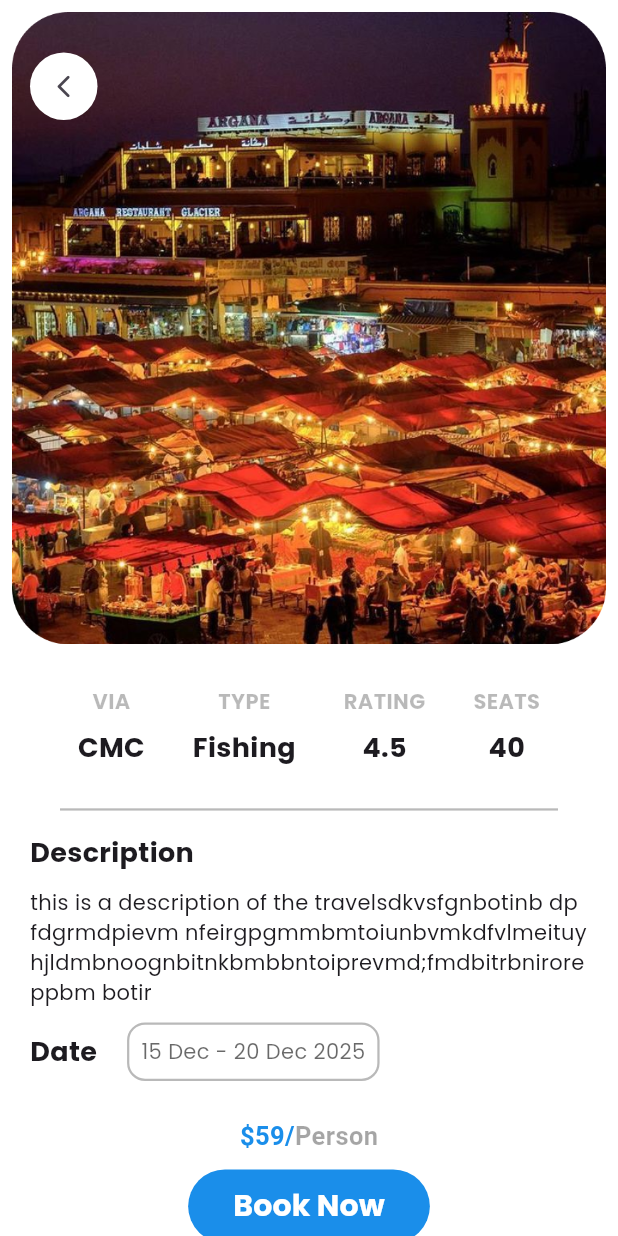
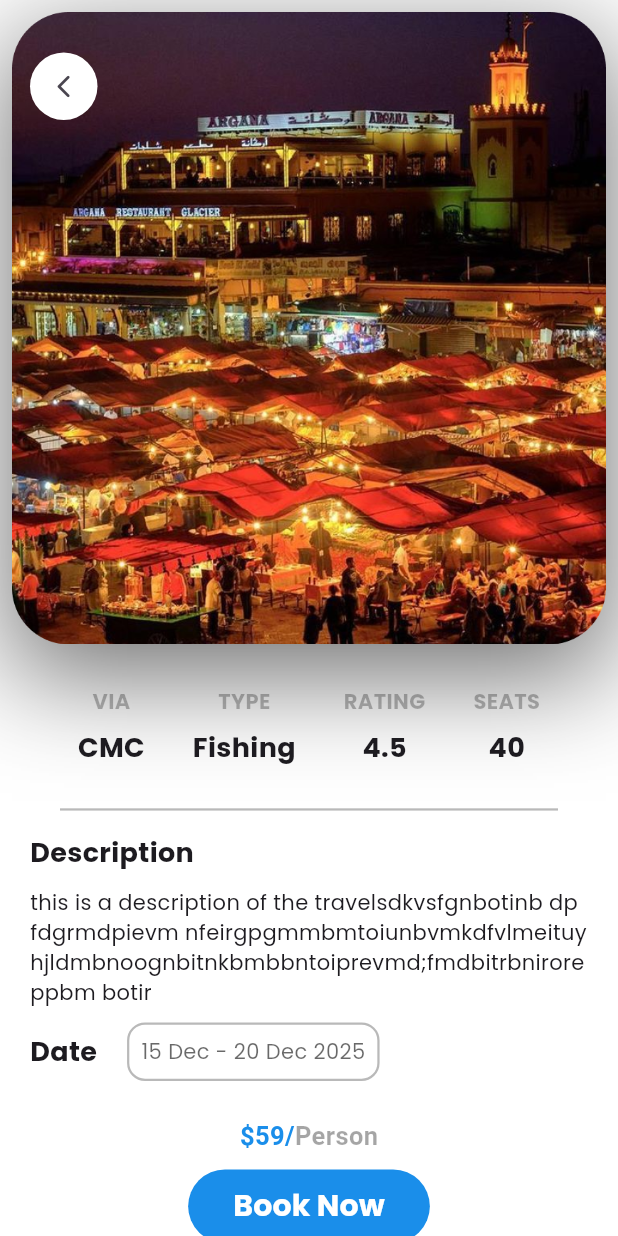
Before and after one commit to AbdelaliDuiche6/cmc_travel_app, a Flutter app: the TravelDetails screen opened directly, on a phone screen of 412 x 824 dp. Run offline on Flutter 3.47's test engine with Material 3 defaults, Android fonts, the phone set to English and light mode, and no system bars; our stand-ins replace flutter_svg, supabase_flutter; accounts and stored records are empty.

Commit message:
Add styling to travel detailed image.

```diff
--- a/lib/pages/stagiaire/screens/travel_details.dart
+++ b/lib/pages/stagiaire/screens/travel_details.dart
@@ -3,9 +3,24 @@ import 'package:flutter/material.dart';
 import 'package:cmc_travel_app/constants.dart';
 
 import '../components/back_button.dart';
+import '../widgets/payment.dart';
 
-class TravelDetails extends StatelessWidget {
+class TravelDetails extends StatefulWidget {
   const TravelDetails({super.key});
+
+  @override
+  State<TravelDetails> createState() => _TravelDetailsState();
+}
+
+class _TravelDetailsState extends State<TravelDetails> {
+  void _openPaymentOverlay() {
+    showModalBottomSheet(
+      context: context,
+      isDismissible: true,
+      // shape: ,
+      builder: (ctx) => Payment(),
+    );
+  }
 
   @override
   Widget build(BuildContext context) {
@@ -20,7 +35,18 @@ class TravelDetails extends StatelessWidget {
                 children: [
                   Padding(
                     padding: const EdgeInsets.all(8.0),
-                    child: Image.asset('assets/images/travel.png'),
+                    child: Container(
+                      decoration: BoxDecoration(
+                        boxShadow: [
+                          BoxShadow(
+                            blurRadius: 60,
+                            color: Colors.black.withAlpha(150),
+                            offset: Offset(0, 20),
+                          ),
+                        ],
+                      ),
+                      child: Image.asset('assets/images/travel.png'),
+                    ),
                   ),
                   CustomBackButton(
                     backgroundColor: Colors.white,
@@ -134,7 +160,7 @@ class TravelDetails extends StatelessWidget {
                 mainAxisAlignment: MainAxisAlignment.center,
                 children: [
                   TextButton(
-                    onPressed: () => {},
+                    onPressed: _openPaymentOverlay,
                     style: TextButton.styleFrom(
                       backgroundColor: kPrimaryColor,
                       foregroundColor: Colors.white,
```
